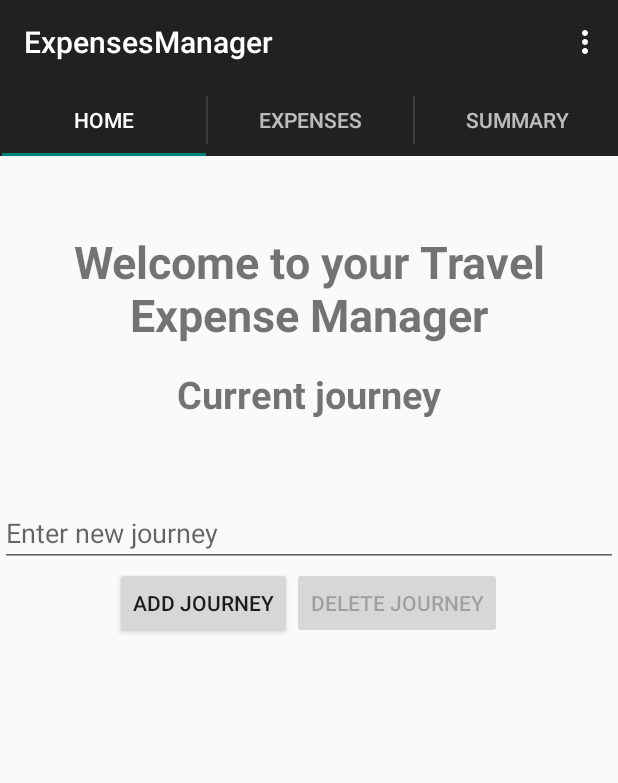
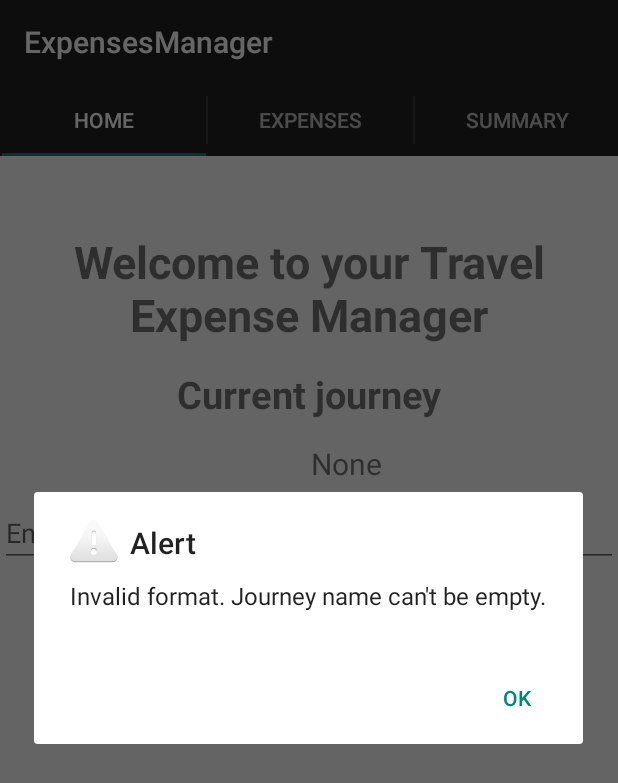
Before and after one commit to stanislavHamara/AndroidCoursework, an Android app: the screen it shows after launch (MainActivity), after a tap on "ADD JOURNEY", on a phone screen of 412 x 824 dp. Shown: the top 783 px of the screen. Run offline under Robolectric (Android 15) with nearby library versions, the phone set to English and light mode, and no system bars.

Commit message:
creation, deletion and the persistence of a journey created

```diff
--- a/ExpensesManager/app/src/main/java/com/stanislav/hamara/expensesmanager/ExpensesAdapter.java
+++ b/ExpensesManager/app/src/main/java/com/stanislav/hamara/expensesmanager/ExpenseListAdapter.java
@@ -12,13 +12,13 @@ import java.util.List;
 /**
  * Created by stan on 07/04/15.
  */
-public class ExpensesAdapter extends BaseAdapter {
+public class ExpenseListAdapter extends BaseAdapter {
 
     Context context;
     List<Expense> list;
     private static LayoutInflater inflater = null;
 
-    public ExpensesAdapter(Context context, List<Expense> list){
+    public ExpenseListAdapter(Context context, List<Expense> list){
         this.context = context;
         this.list = list;
         inflater = (LayoutInflater) context.getSystemService(Context.LAYOUT_INFLATER_SERVICE);
--- a/ExpensesManager/app/src/main/java/com/stanislav/hamara/expensesmanager/HomeFragment.java
+++ b/ExpensesManager/app/src/main/java/com/stanislav/hamara/expensesmanager/HomeFragment.java
@@ -3,11 +3,14 @@ package com.stanislav.hamara.expensesmanager;
 import android.app.AlertDialog;
 import android.content.DialogInterface;
 import android.content.SharedPreferences;
+import android.util.Log;
 import android.view.View;
 import android.widget.Button;
 import android.widget.EditText;
 import android.widget.TextView;
 import android.widget.Toast;
+
+import java.util.InvalidPropertiesFormatException;
 
 /**
  * Created by stan on 08/04/15.
@@ -15,6 +18,11 @@ import android.widget.Toast;
 public class HomeFragment {
 
     private static String PREFS_NAME = "my_preferences";
+    private Button deleteButton;
+    private Button addButton;
+    private  EditText journeyName;
+    private String name;
+
     ExpenseDataSource mDatasource;
     View view;
 
@@ -27,15 +35,20 @@ public class HomeFragment {
     }
 
     public void initHome(){
-        Button deleteButton = (Button) view.findViewById(R.id.delete_button);
-        Button addButton = (Button) view.findViewById(R.id.add_button);
-        final EditText journeyName = (EditText) view.findViewById(R.id.journeyName);
+        deleteButton = (Button) view.findViewById(R.id.delete_button);
+        addButton = (Button) view.findViewById(R.id.add_button);
+        journeyName = (EditText) view.findViewById(R.id.journeyName);
         currentJourney = (TextView) view.findViewById(R.id.current_display);
 
         //get the name of the journey
         SharedPreferences prefs = view.getContext().getSharedPreferences(PREFS_NAME, 0);
-        String name = prefs.getString("name", "None");
+        name = prefs.getString("name", "None");
         currentJourney.setText(name);
+
+        if(name.contains("None"))
+            journeyIsSet(false);
+        else
+            journeyIsSet(true);
 
 
         deleteButton.setOnClickListener(new View.OnClickListener() {
@@ -50,6 +63,7 @@ public class HomeFragment {
                                 mDatasource.deleteDatabase();
                                 mDatasource = new ExpenseDataSource(view.getContext());
                                 mDatasource.open();
+                                journeyIsSet(false);
                                 Toast.makeText(view.getContext(), "Journey Deleted",
                                         Toast.LENGTH_LONG).show();
                             }
@@ -69,17 +83,49 @@ public class HomeFragment {
         addButton.setOnClickListener(new View.OnClickListener() {
             @Override
             public void onClick(View v) {
+                try {
                     SharedPreferences.Editor editor = view.getContext().getSharedPreferences(PREFS_NAME, 0).edit();
-                if(journeyName.getText().toString() != "")
+                    if(!journeyName.getText().toString().isEmpty())
                         editor.putString("name", journeyName.getText().toString());
-
+                    else
+                        throw new NumberFormatException();
                     editor.commit();
 
                     SharedPreferences prefs = view.getContext().getSharedPreferences(PREFS_NAME, 0);
                     String name = prefs.getString("name", "None");
                     currentJourney.setText(name);
+                    journeyIsSet(true);
+                } catch (NumberFormatException e){
+                    new AlertDialog.Builder(view.getContext())
+                            .setTitle("Alert")
+                            .setMessage("Invalid format. Journey name can't be empty.")
+                            .setPositiveButton(android.R.string.yes, new DialogInterface.OnClickListener() {
+                                public void onClick(DialogInterface dialog, int which) {
+                                }
+                            })
+                            .setIcon(android.R.drawable.ic_dialog_alert)
+                            .show();
+                }
 
             }
         });
     }
+
+    private void journeyIsSet(boolean isSet){
+        if(isSet){
+            addButton.setEnabled(false);
+            journeyName.setText("");
+            journeyName.setEnabled(false);
+            deleteButton.setEnabled(true);
+        } else {
+            addButton.setEnabled(true);
+            journeyName.setText("");
+            journeyName.setEnabled(true);
+            currentJourney.setText("None");
+            deleteButton.setEnabled(false);
+            SharedPreferences.Editor editor = view.getContext().getSharedPreferences(PREFS_NAME, 0).edit();
+            editor.putString("name", "None");
+            editor.commit();
         }
+    }
+}
--- a/ExpensesManager/app/src/main/java/com/stanislav/hamara/expensesmanager/MainActivity.java
+++ b/ExpensesManager/app/src/main/java/com/stanislav/hamara/expensesmanager/MainActivity.java
@@ -49,23 +49,11 @@ public class MainActivity extends ActionBarActivity implements ActionBar.TabList
 
     @Override
     public boolean onCreateOptionsMenu(Menu menu) {
-        // Inflate the menu; this adds items to the action bar if it is present.
-        getMenuInflater().inflate(R.menu.menu_main, menu);
         return true;
     }
 
     @Override
     public boolean onOptionsItemSelected(MenuItem item) {
-        // Handle action bar item clicks here. The action bar will
-        // automatically handle clicks on the Home/Up button, so long
-        // as you specify a parent activity in AndroidManifest.xml.
-        int id = item.getItemId();
-
-        //noinspection SimplifiableIfStatement
-        if (id == R.id.action_settings) {
-            return true;
-        }
-
         return super.onOptionsItemSelected(item);
     }
 
--- a/ExpensesManager/app/src/main/java/com/stanislav/hamara/expensesmanager/SummaryFragment.java
+++ b/ExpensesManager/app/src/main/java/com/stanislav/hamara/expensesmanager/SummaryFragment.java
@@ -3,10 +3,8 @@ package com.stanislav.hamara.expensesmanager;
 import android.app.Activity;
 import android.app.AlertDialog;
 import android.content.DialogInterface;
-import android.util.Log;
 import android.view.View;
 import android.widget.AdapterView;
-import android.widget.ArrayAdapter;
 import android.widget.ListView;
 import android.widget.TextView;
 import android.widget.Toast;
@@ -21,7 +19,7 @@ public class SummaryFragment {
 
     private Activity activity;
     private List<Expense> values;
-    private ExpensesAdapter expensesAdapter;
+    private ExpenseListAdapter expensesAdapter;
     public final ListView listView;
 
     ExpenseDataSource mDatasource;
@@ -80,7 +78,7 @@ public class SummaryFragment {
     private void initSummary(){
 
         values = mDatasource.getAllTasks();
-        expensesAdapter = new ExpensesAdapter(activity.getBaseContext(),values);
+        expensesAdapter = new ExpenseListAdapter(activity.getBaseContext(),values);
         listView.setAdapter(expensesAdapter);
         updateFooter();
 
```
Lines whose indentation alone changed are shown as unchanged.
